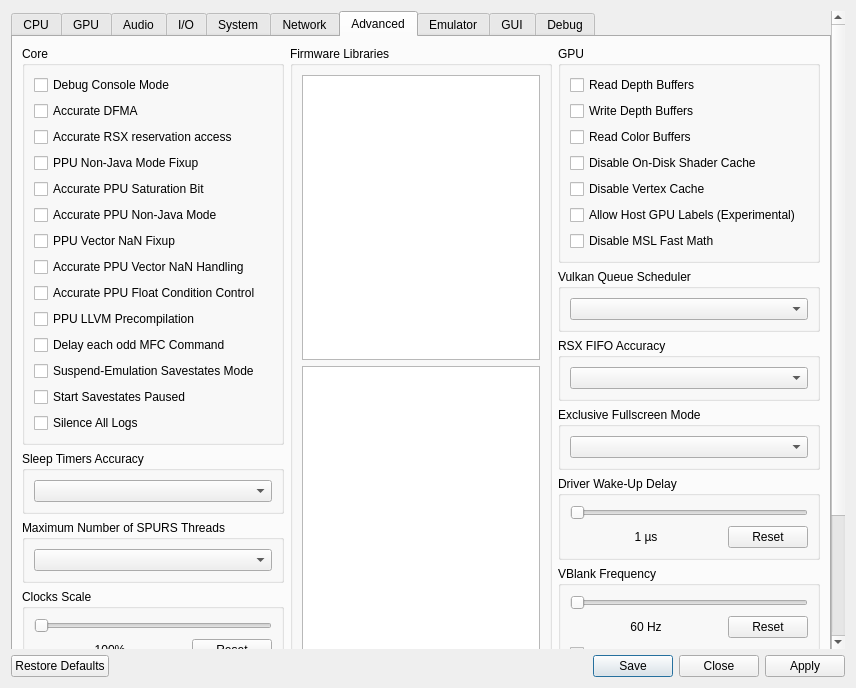
This is rpcs3/rpcs3qt/settings_dialog.ui in RPCS3/rpcs3 as Qt 5 draws it before an edit. The edited form follows.
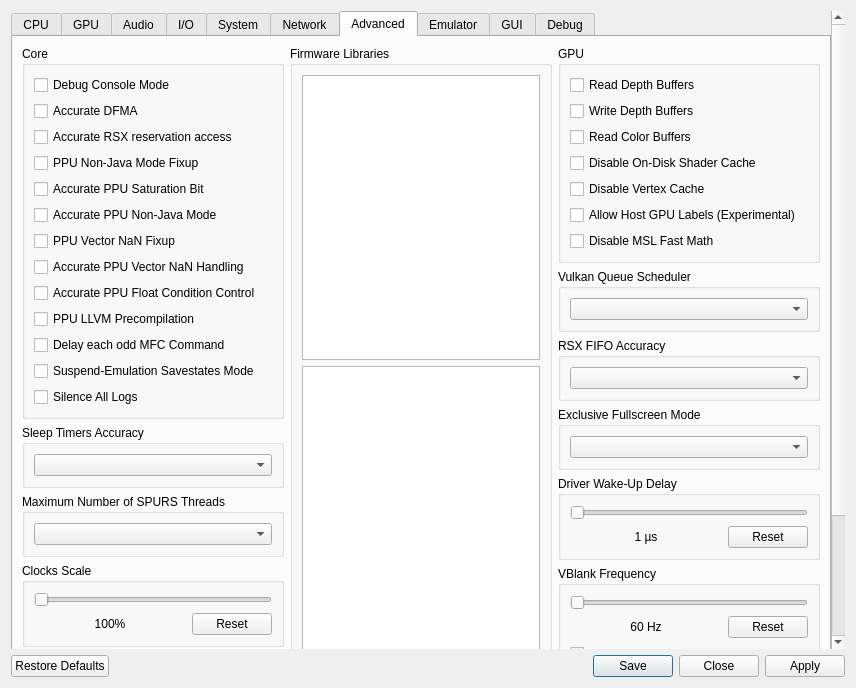
This is the edited form. The open tabs and pages were chosen to show the change. Icons and pictures are not drawn.

Commit message:
Settings: Move Start Savestates Paused to Emulator
Under Emulator Settings groupbox, this is not really an Advanced setting
thus it's more fitting on the Emulator tab

```diff
--- a/rpcs3/rpcs3qt/settings_dialog.ui
+++ b/rpcs3/rpcs3qt/settings_dialog.ui
@@ -2428,13 +2428,6 @@
                  </property>
                 </widget>
                </item>
-               <item>
-                <widget class="QCheckBox" name="pausedSavestates">
-                 <property name="text">
-                  <string>Start Savestates Paused</string>
-                 </property>
-                </widget>
-               </item>
                <item>
                 <widget class="QCheckBox" name="silenceAllLogs">
                  <property name="text">
@@ -2948,6 +2941,13 @@
                  </property>
                 </widget>
                </item>
+               <item>
+                <widget class="QCheckBox" name="pausedSavestates">
+                 <property name="text">
+                  <string>Start Savestates Paused</string>
+                 </property>
+                </widget>
+               </item>
                <item>
                 <spacer name="emulatorTabSpacerLeft">
                  <property name="orientation">
```
The commit also changes 1 other file.
